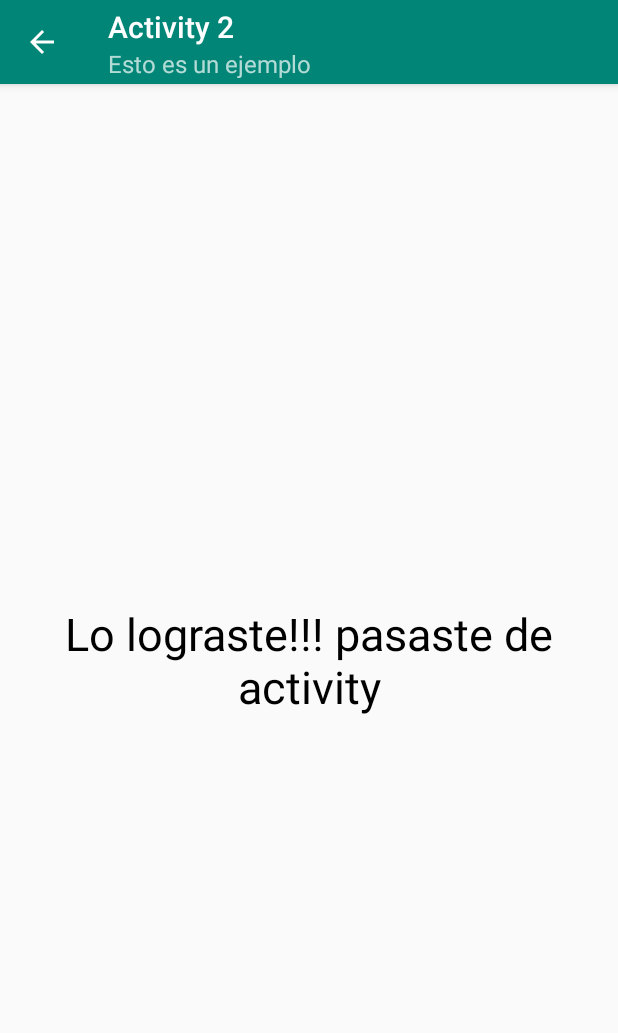
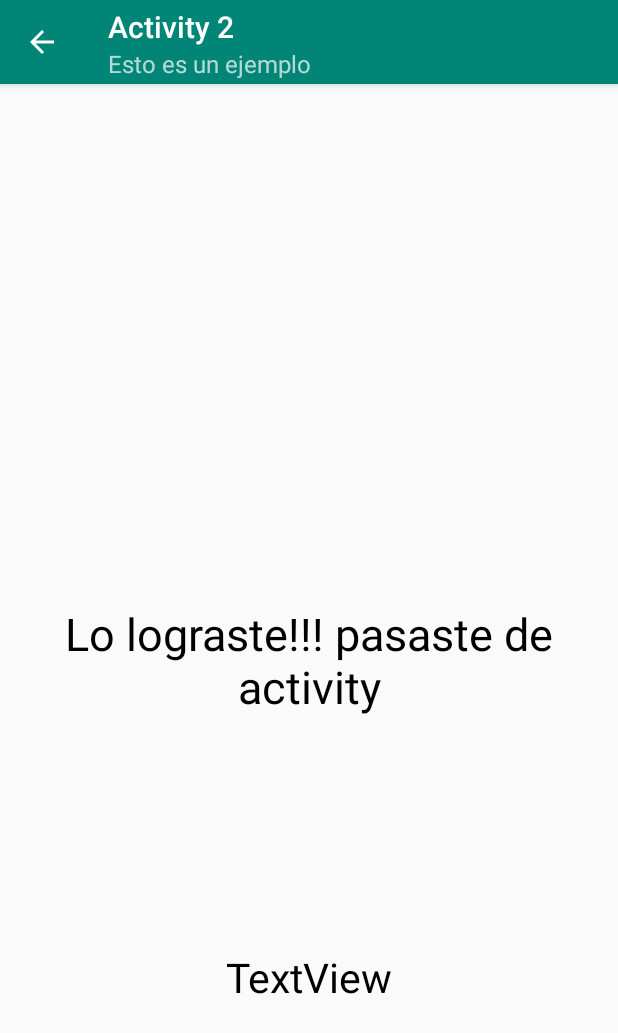
Before and after one commit to k4soft/Intent, an Android app: the Vista2Activity screen opened directly, with no data from a screen before it, on a phone screen of 412 x 824 dp. Shown: the top 1033 px of the screen. Run offline under Robolectric (Android 15) with nearby library versions, the phone set to English and light mode, and no system bars; 2 statements that could not run were skipped.

Commit message:
Se agregan valores al intent y se hacen validaciones

```diff
--- a/app/src/main/java/co/com/k4soft/intent/Vista2Activity.java
+++ b/app/src/main/java/co/com/k4soft/intent/Vista2Activity.java
@@ -1,18 +1,33 @@
 package co.com.k4soft.intent;
 
+import android.content.Intent;
 import android.support.v7.app.AppCompatActivity;
 import android.os.Bundle;
+import android.widget.EditText;
 
 import co.com.k4soft.intent.util.ActionBarUtil;
 
 public class Vista2Activity extends AppCompatActivity {
 
+    private EditText txtNombre;
+
     @Override
     protected void onCreate(Bundle savedInstanceState) {
         super.onCreate(savedInstanceState);
         setContentView(R.layout.activity_vista2);
+        initComponents();
+        loadInfo();
+    }
+
+    private void loadInfo() {
+        Intent intent = getIntent();
+        txtNombre.setText(intent.getStringExtra("nombre"));
+    }
+
+    private void initComponents() {
         ActionBarUtil actionBarUtil = new ActionBarUtil(this);
         actionBarUtil.setToolBar("Activity 2","Esto es un ejemplo");
+        txtNombre = findViewById(R.id.txtNombre);
     }
 
     @Override
--- a/app/src/main/res/layout/activity_vista2.xml
+++ b/app/src/main/res/layout/activity_vista2.xml
@@ -20,4 +20,19 @@
         app:layout_constraintEnd_toEndOf="parent"
         app:layout_constraintStart_toStartOf="parent"
         app:layout_constraintTop_toTopOf="parent" />
+
+    <TextView
+        android:id="@+id/txtNombre"
+        android:layout_width="wrap_content"
+        android:layout_height="wrap_content"
+        android:layout_marginTop="8dp"
+        android:layout_marginBottom="8dp"
+        android:text="TextView"
+        android:textColor="#000"
+        android:textSize="27sp"
+        android:gravity="center"
+        app:layout_constraintBottom_toBottomOf="parent"
+        app:layout_constraintEnd_toEndOf="parent"
+        app:layout_constraintStart_toStartOf="parent"
+        app:layout_constraintTop_toBottomOf="@+id/textView2" />
 </android.support.constraint.ConstraintLayout>
--- a/app/src/main/res/values/strings.xml
+++ b/app/src/main/res/values/strings.xml
@@ -3,4 +3,6 @@
     <string name="saludo">Bienvenido</string>
     <string name="aceptar">Aceptar</string>
     <string name="mensaje">Lo lograste!!! pasaste de activity</string>
+    <string name="digite_nombre">Digite un nombre</string>
+    <string name="requerido">Campo requerido</string>
 </resources>
```
Also changed, not shown: app/src/main/java/co/com/k4soft/intent/MainActivity.java (+20 -2 lines), app/src/main/res/layout/activity_main.xml (+14 -0 lines).
